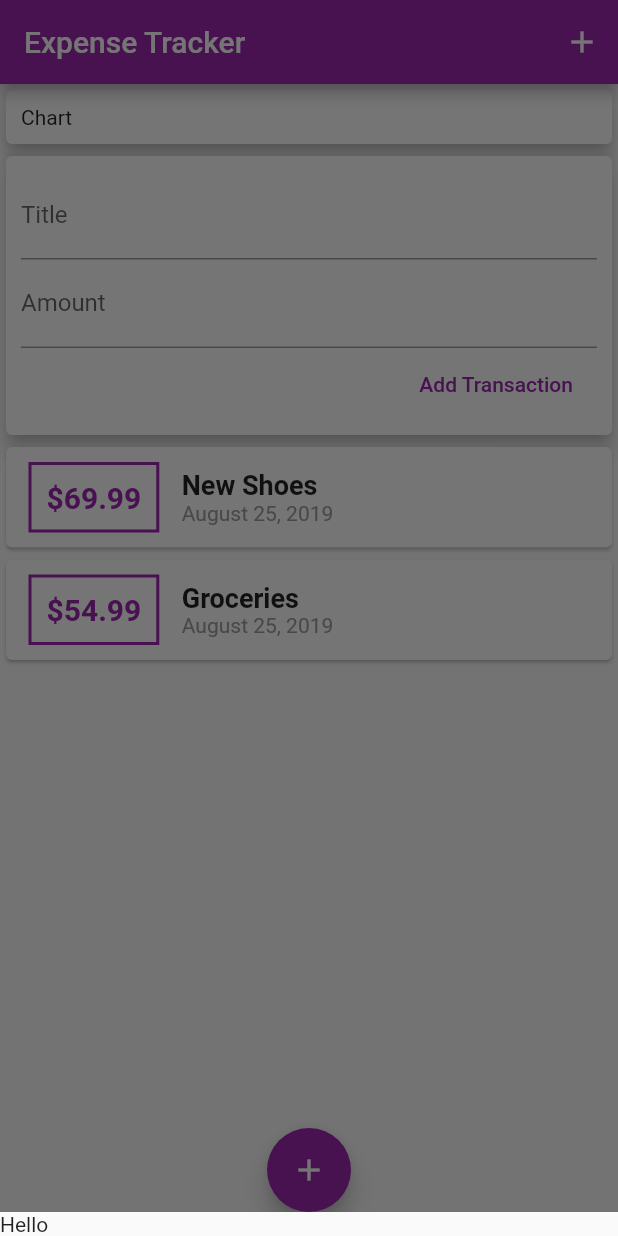
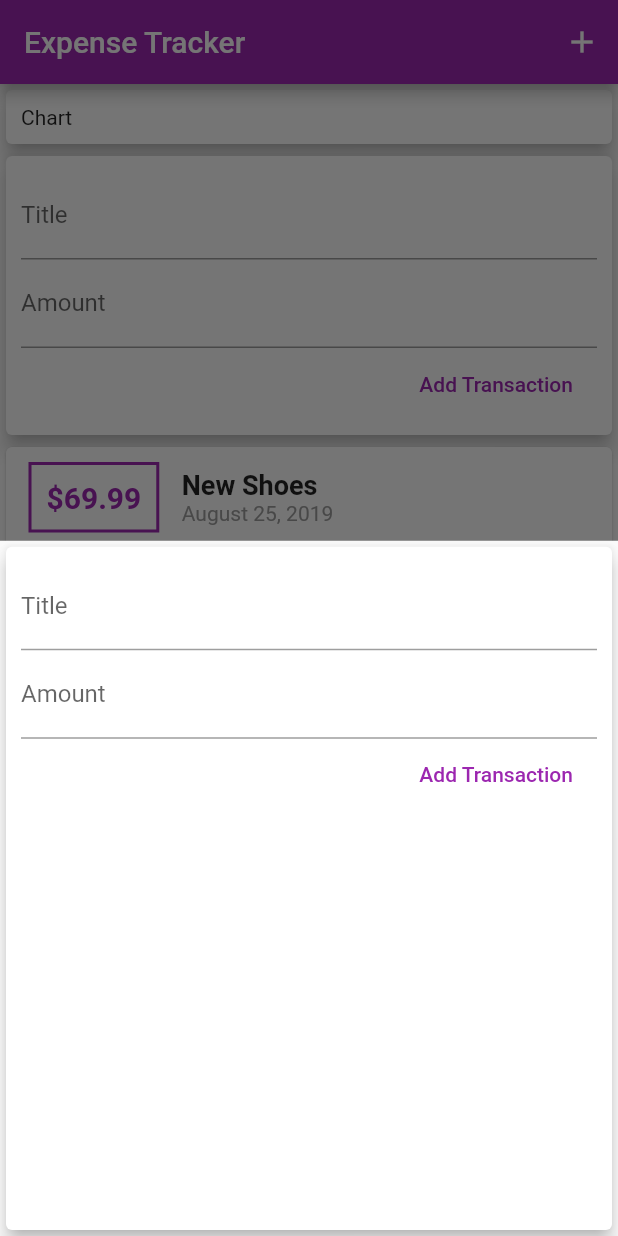
Before and after one commit to jnav24/flutter_expense, a Flutter app: the screen it shows after launch, after a tap on the "add" icon, on a phone screen of 412 x 824 dp. Run offline on Flutter 3.47's test engine with Material 2 defaults, Android fonts, the phone set to English and light mode, and no system bars.

Commit message:
copy logic from transactions widget to home widget

```diff
--- a/lib/home.dart
+++ b/lib/home.dart
@@ -1,5 +1,8 @@
 import 'package:flutter/material.dart';
-import './transactions.dart';
+import './transaction-form.dart';
+import './transaction-list.dart';
+import 'package:uuid/uuid.dart';
+import './models/transaction.dart';
 
 class Home extends StatefulWidget {
 	@override
@@ -7,13 +10,48 @@ class Home extends StatefulWidget {
 }
 
 class _HomeState extends State<Home> {
+	final uuid = new Uuid();
+	List<Transaction> _transactionList;
+
+	@override
+	void initState() {
+		super.initState();
+		this._transactionList = [
+			Transaction(id: this.uuid.v4(), title: 'New Shoes', amount: '69.99', date: DateTime.now()),
+			Transaction(id: this.uuid.v4(), title: 'Groceries', amount: '54.99', date: DateTime.now()),
+		];
+	}
+
+	Map<dynamic, dynamic> _addNewTransaction(String title, String amount) {
+		Map result = {
+			'success': false
+		};
+
+		if (title.isNotEmpty && num.parse(amount) > 0) {
+			final newTransaction = Transaction(
+				id: this.uuid.v4(),
+				title: title,
+				amount: amount,
+				date: DateTime.now(),
+			);
+
+			this.setState(() {
+				this._transactionList.add(newTransaction);
+			});
+
+			result['success'] = true;
+		}
+
+		return result;
+	}
+
 	void _startAddNewTransaction(BuildContext ctx) {
 		showModalBottomSheet(
 			context: ctx,
 			builder: (_) {
 				return GestureDetector(
 					behavior: HitTestBehavior.opaque,
-					child: Text('Hello'),
+					child: TransactionForm(this._addNewTransaction),
 					onTap: () {},
 				);
 			}
@@ -45,7 +83,8 @@ class _HomeState extends State<Home> {
 							),
 							elevation: 5,
 						),
-						Transactions(),
+						TransactionForm(this._addNewTransaction),
+						TransactionList(this._transactionList),
 					],
 					crossAxisAlignment: CrossAxisAlignment.stretch,
 					mainAxisAlignment: MainAxisAlignment.start,
```
